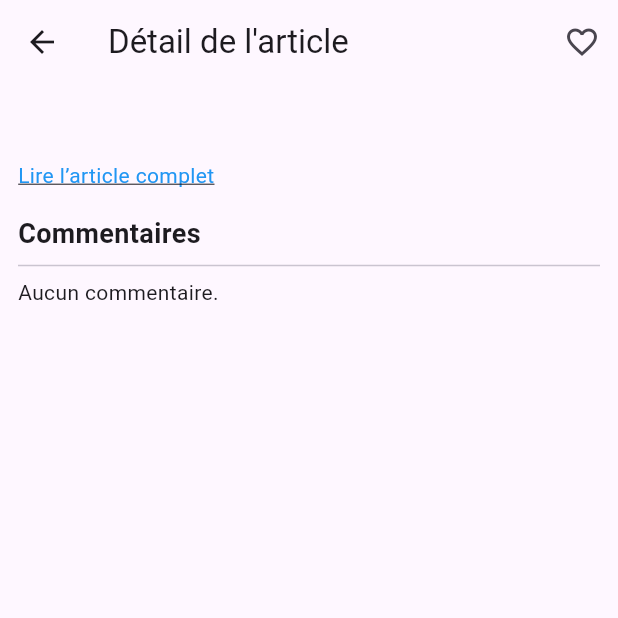
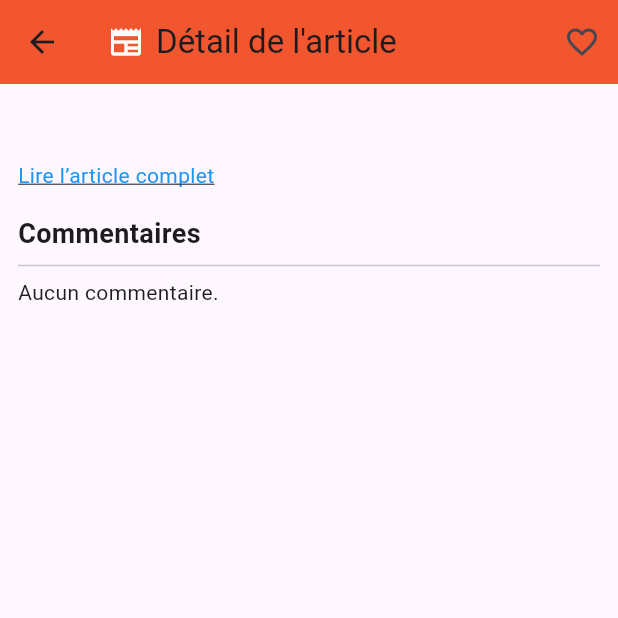
Before and after one commit to saloum45/flutter_news_app, a Flutter app: the ArticleDetailScreen screen opened directly with empty values, on a phone screen of 412 x 824 dp, the top half of it. Run offline on Flutter 3.47's test engine with Material 3 defaults, Android fonts, the phone set to English and light mode, and no system bars; our stand-ins replace sqflite; accounts and stored records are empty; network calls fail.

```diff
--- a/lib/screens/article_detail_screen.dart
+++ b/lib/screens/article_detail_screen.dart
@@ -68,10 +68,32 @@ class _ArticleDetailScreenState extends State<ArticleDetailScreen> {
     final article = widget.article;
 
     return Scaffold(
-      appBar: AppBar(
-        title: const Text('Détail de l\'article'),
+      // appBar: AppBar(
+      //   title: const Text('Détail de l\'article'),
+      //   actions: [
+          // IconButton(
+          //   icon: Icon(
+          //     isFavorite ? Icons.favorite : Icons.favorite_border,
+          //     color: isFavorite ? Colors.red : null,
+          //   ),
+          //   onPressed: () async {
+          //     await FavoriteService.toggleFavorite(article);
+          //     final fav = await FavoriteService.isFavorite(article);
+          //     setState(() => isFavorite = fav);
+          //   },
+          // )
+      //   ],
+      // ),
+       appBar: AppBar(
+        title: Row(
+          children: const [
+            Icon(Icons.newspaper, color: Colors.white),
+            SizedBox(width: 8),
+            Text('Détail de l\'article'),
+          ],
+        ),
         actions: [
-          IconButton(
+           IconButton(
             icon: Icon(
               isFavorite ? Icons.favorite : Icons.favorite_border,
               color: isFavorite ? Colors.red : null,
@@ -83,6 +105,8 @@ class _ArticleDetailScreenState extends State<ArticleDetailScreen> {
             },
           )
         ],
+        elevation: 4,
+        backgroundColor: Colors.deepOrange,
       ),
       body: SingleChildScrollView(
         padding: const EdgeInsets.all(12),
```
Also changed, not shown: lib/screens/favorites_screen.dart (+8 -17 lines), lib/screens/home_screen.dart (+36 -5 lines).
